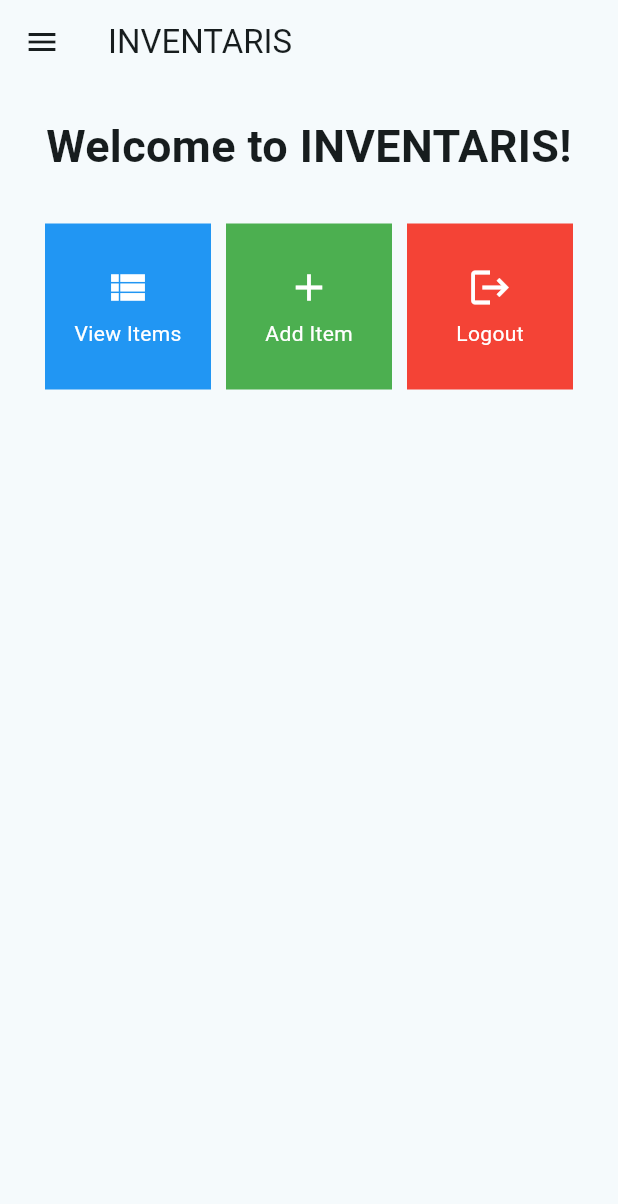
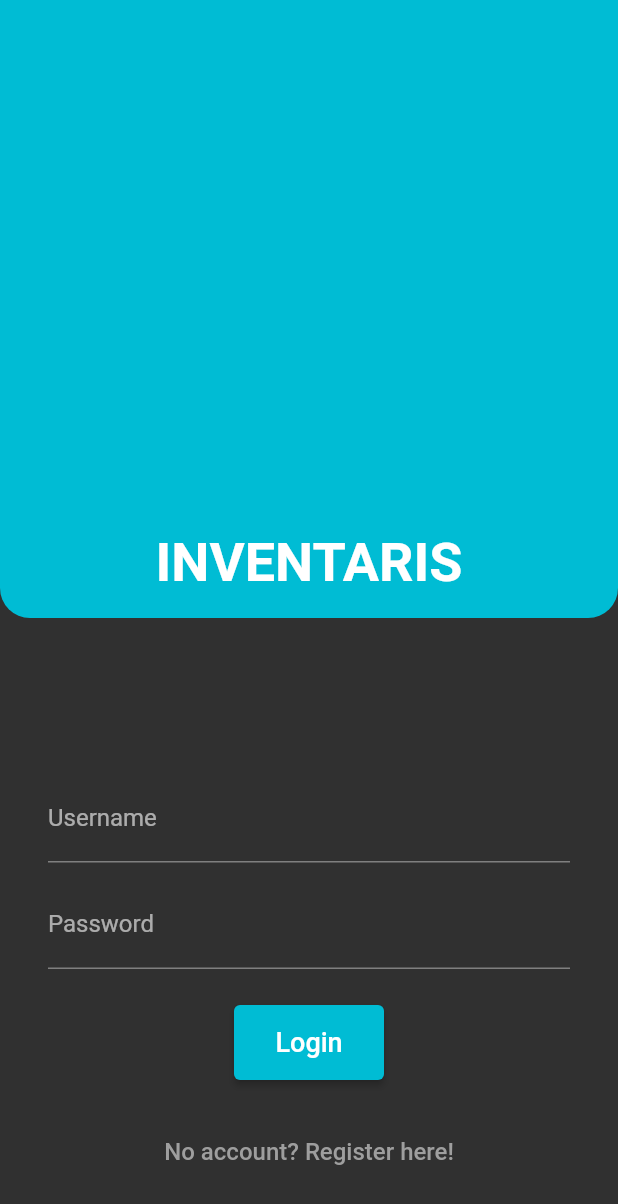
Before and after one commit to kawijayaa/inventaris_mobile, a Flutter app: the screen it shows after launch, on a phone screen of 412 x 824 dp. Shown: the top 1204 px of the screen. Run offline on Flutter 3.47's test engine with Material 2 defaults, Android fonts, the phone set to English and light mode, and no system bars; missing offline and left inert: pbp_django_auth.

Commit message:
added functionality for assignment 9

```diff
--- a/lib/main.dart
+++ b/lib/main.dart
@@ -1,5 +1,7 @@
 import 'package:flutter/material.dart';
-import 'package:inventaris_mobile/screens/menu.dart';
+import 'package:inventaris_mobile/screens/login.dart';
+import 'package:pbp_django_auth/pbp_django_auth.dart';
+import 'package:provider/provider.dart';
 
 void main() {
   runApp(const MyApp());
@@ -11,13 +13,15 @@ class MyApp extends StatelessWidget {
   // This widget is the root of your application.
   @override
   Widget build(BuildContext context) {
-    return MaterialApp(
-      title: 'INVENTARIS',
-      theme: ThemeData(
-        colorScheme: ColorScheme.fromSeed(seedColor: Colors.cyan),
-        useMaterial3: true,
-      ),
-      home: HomePage(),
+    return Provider(
+      create: (_) {
+        CookieRequest request = CookieRequest();
+        return request;
+      },
+      child: MaterialApp(
+          title: 'INVENTARIS',
+          theme: ThemeData.dark(),
+          home: const LoginPage()),
     );
   }
 }
--- /dev/null
+++ b/lib/screens/login.dart
@@ -0,0 +1,167 @@
+import 'package:inventaris_mobile/screens/menu.dart';
+import 'package:flutter/material.dart';
+import 'package:inventaris_mobile/screens/register.dart';
+import 'package:pbp_django_auth/pbp_django_auth.dart';
+import 'package:provider/provider.dart';
+
+void main() {
+  runApp(const LoginApp());
+}
+
+class LoginApp extends StatelessWidget {
+  const LoginApp({super.key});
+
+  @override
+  Widget build(BuildContext context) {
+    return MaterialApp(
+      title: 'Login',
+      theme: ThemeData(
+        primarySwatch: Colors.blue,
+      ),
+      home: const LoginPage(),
+    );
+  }
+}
+
+class LoginPage extends StatefulWidget {
+  const LoginPage({super.key});
+
+  @override
+  _LoginPageState createState() => _LoginPageState();
+}
+
+class _LoginPageState extends State<LoginPage> {
+  final TextEditingController _usernameController = TextEditingController();
+  final TextEditingController _passwordController = TextEditingController();
+
+  @override
+  Widget build(BuildContext context) {
+    final request = context.watch<CookieRequest>();
+    return Scaffold(
+        body: Column(
+      children: [
+        Container(
+          decoration: const BoxDecoration(
+            border: Border(),
+            borderRadius: BorderRadius.only(
+              bottomLeft: Radius.circular(20),
+              bottomRight: Radius.circular(20),
+            ),
+            color: Colors.cyan,
+          ),
+          height: MediaQuery.of(context).size.height / 2,
+          width: MediaQuery.of(context).size.width,
+          child: const Column(
+            mainAxisAlignment: MainAxisAlignment.end,
+            children: [
+              Padding(
+                padding: EdgeInsets.all(16.0),
+                child: Text(
+                  "INVENTARIS",
+                  style: TextStyle(
+                    fontSize: 36,
+                    fontWeight: FontWeight.bold,
+                    color: Colors.white,
+                  ),
+                ),
+              ),
+            ],
+          ),
+        ),
+        Expanded(
+            child: Padding(
+          padding: const EdgeInsets.all(32),
+          child: Column(
+            mainAxisAlignment: MainAxisAlignment.end,
+            children: [
+              TextField(
+                controller: _usernameController,
+                decoration: const InputDecoration(
+                  labelText: 'Username',
+                ),
+              ),
+              const SizedBox(height: 12.0),
+              TextField(
+                controller: _passwordController,
+                decoration: const InputDecoration(
+                  labelText: 'Password',
+                ),
+                obscureText: true,
+              ),
+              const SizedBox(height: 24.0),
+              ElevatedButton(
+                onPressed: () async {
+                  String username = _usernameController.text;
+                  String password = _passwordController.text;
+
+                  // Check credentials
+                  final response =
+                      await request.login("http://localhost:8000/auth/login/", {
+                    'username': username,
+                    'password': password,
+                  });
+
+                  if (request.loggedIn) {
+                    String message = response['message'];
+                    String uname = response['username'];
+                    Navigator.pushReplacement(
+                      context,
+                      MaterialPageRoute(builder: (context) => HomePage()),
+                    );
+                    ScaffoldMessenger.of(context)
+                      ..hideCurrentSnackBar()
+                      ..showSnackBar(
+                          SnackBar(content: Text("$message Welcome, $uname.")));
+                  } else {
+                    showDialog(
+                      context: context,
+                      builder: (context) => AlertDialog(
+                        title: const Text('Login Failed'),
+                        content: Text(response['message']),
+                        actions: [
+                          TextButton(
+                            child: const Text('OK'),
+                            onPressed: () {
+                              Navigator.pop(context);
+                            },
+                          ),
+                        ],
+                      ),
+                    );
+                  }
+                },
+                style: ElevatedButton.styleFrom(
+                  backgroundColor: Colors.cyan,
+                  minimumSize: const Size(100, 50),
+                ),
+                child: const Text(
+                  'Login',
+                  style: TextStyle(
+                    fontSize: 18,
+                  ),
+                ),
+              ),
+              const SizedBox(height: 24.0),
+              TextButton(
+                onPressed: () {
+                  Navigator.push(
+                    context,
+                    MaterialPageRoute(
+                        builder: (context) => const RegisterPage()),
+                  );
+                },
+                child: const Text(
+                  'No account? Register here!',
+                  style: TextStyle(
+                    fontSize: 16,
+                    color: Colors.grey,
+                  ),
+                ),
+              ),
+            ],
+          ),
+        )),
+      ],
+    ));
+  }
+}
--- a/lib/screens/menu.dart
+++ b/lib/screens/menu.dart
@@ -6,9 +6,9 @@ class HomePage extends StatelessWidget {
   HomePage({Key? key}) : super(key: key);
 
   final List<HomeButton> buttons = [
-    HomeButton('View Items', Icons.view_list, Colors.blue),
-    HomeButton('Add Item', Icons.add, Colors.green),
-    HomeButton('Logout', Icons.logout, Colors.red)
+    HomeButton('View Items', Icons.view_list, Colors.cyan),
+    HomeButton('Add Item', Icons.add, Colors.cyan),
+    HomeButton('Logout', Icons.logout, Colors.cyan)
   ];
 
   @override
--- a/pubspec.yaml
+++ b/pubspec.yaml
@@ -35,6 +35,9 @@ dependencies:
   # The following adds the Cupertino Icons font to your application.
   # Use with the CupertinoIcons class for iOS style icons.
   cupertino_icons: ^1.0.2
+  pbp_django_auth: ^0.3.1
+  provider: ^6.1.1
+  http: ^0.13.6
 
 dev_dependencies:
   flutter_test:
```
Also changed, not shown: lib/models/product.dart (+70 -6 lines), lib/screens/add_product.dart (+51 -36 lines), lib/screens/product_detail.dart (added, +49 -0 lines), lib/screens/register.dart (added, +170 -0 lines), lib/screens/view_product.dart (+49 -16 lines), lib/widgets/drawer.dart (+21 -12 lines), lib/widgets/homebutton.dart (+23 -12 lines), lib/widgets/productcard.dart (+11 -11 lines), pubspec.lock, 1 other file. Lines whose indentation alone changed are shown as unchanged.
